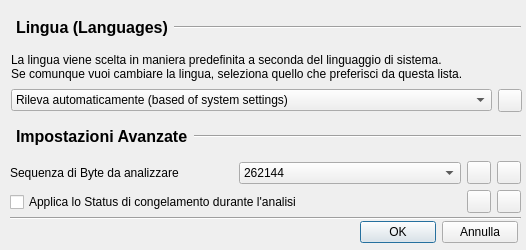
The window that settingpage.ui (D-25/openChecksum) describes before a commit, drawn with Qt 5.
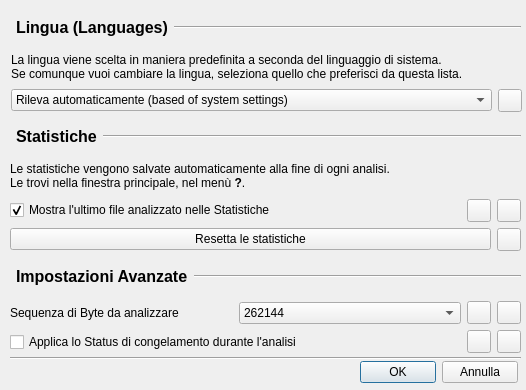
The same window after the commit. Icons and pictures are not drawn.

Commit message: Added Statistics and Application Information

Patch:
```diff
--- a/settingpage.ui
+++ b/settingpage.ui
@@ -7,19 +7,19 @@
     <x>0</x>
     <y>0</y>
     <width>526</width>
-    <height>250</height>
+    <height>390</height>
    </rect>
   </property>
   <property name="minimumSize">
    <size>
     <width>526</width>
-    <height>250</height>
+    <height>390</height>
    </size>
   </property>
   <property name="maximumSize">
    <size>
     <width>526</width>
-    <height>250</height>
+    <height>390</height>
    </size>
   </property>
   <property name="windowTitle">
@@ -83,7 +83,7 @@
    <property name="geometry">
     <rect>
      <x>10</x>
-     <y>120</y>
+     <y>260</y>
      <width>511</width>
      <height>34</height>
     </rect>
@@ -128,7 +128,7 @@
    <property name="geometry">
     <rect>
      <x>10</x>
-     <y>160</y>
+     <y>300</y>
      <width>511</width>
      <height>26</height>
     </rect>
@@ -257,7 +257,7 @@
    <property name="geometry">
     <rect>
      <x>10</x>
-     <y>190</y>
+     <y>330</y>
      <width>511</width>
      <height>24</height>
     </rect>
@@ -307,7 +307,7 @@
    <property name="geometry">
     <rect>
      <x>360</x>
-     <y>220</y>
+     <y>360</y>
      <width>158</width>
      <height>25</height>
     </rect>
@@ -333,7 +333,7 @@
    <property name="geometry">
     <rect>
      <x>10</x>
-     <y>210</y>
+     <y>350</y>
      <width>511</width>
      <height>16</height>
     </rect>
@@ -416,6 +416,125 @@
     </item>
    </layout>
   </widget>
+  <widget class="QWidget" name="">
+   <property name="geometry">
+    <rect>
+     <x>10</x>
+     <y>120</y>
+     <width>511</width>
+     <height>34</height>
+    </rect>
+   </property>
+   <layout class="QHBoxLayout" name="horizontalLayout_7">
+    <item>
+     <widget class="QLabel" name="sIcon_Statistics">
+      <property name="sizePolicy">
+       <sizepolicy hsizetype="Maximum" vsizetype="Preferred">
+        <horstretch>0</horstretch>
+        <verstretch>0</verstretch>
+       </sizepolicy>
+      </property>
+      <property name="text">
+       <string>&lt;html&gt;&lt;head/&gt;&lt;body&gt;&lt;p&gt;&lt;img src=&quot;:/icons/settings_statistics&quot;/&gt;&lt;/p&gt;&lt;/body&gt;&lt;/html&gt;</string>
+      </property>
+     </widget>
+    </item>
+    <item>
+     <widget class="QLabel" name="sLabel_Statistics">
+      <property name="sizePolicy">
+       <sizepolicy hsizetype="Maximum" vsizetype="Preferred">
+        <horstretch>0</horstretch>
+        <verstretch>0</verstretch>
+       </sizepolicy>
+      </property>
+      <property name="text">
+       <string>&lt;html&gt;&lt;head/&gt;&lt;body&gt;&lt;p&gt;&lt;span style=&quot; font-size:12pt; font-weight:600;&quot;&gt;Statistiche&lt;/span&gt;&lt;/p&gt;&lt;/body&gt;&lt;/html&gt;</string>
+      </property>
+     </widget>
+    </item>
+    <item>
+     <widget class="Line" name="sLI_Statistics">
+      <property name="orientation">
+       <enum>Qt::Horizontal</enum>
+      </property>
+     </widget>
+    </item>
+   </layout>
+  </widget>
+  <widget class="QWidget" name="">
+   <property name="geometry">
+    <rect>
+     <x>10</x>
+     <y>160</y>
+     <width>511</width>
+     <height>91</height>
+    </rect>
+   </property>
+   <layout class="QVBoxLayout" name="verticalLayout_2">
+    <item>
+     <widget class="QLabel" name="sInfo_Statistics">
+      <property name="text">
+       <string>&lt;html&gt;&lt;head/&gt;&lt;body&gt;&lt;p&gt;Le statistiche vengono salvate automaticamente alla fine di ogni analisi.&lt;br/&gt;Le trovi nella finestra principale, nel menù &lt;span style=&quot; font-weight:600;&quot;&gt;?&lt;/span&gt;.&lt;/p&gt;&lt;/body&gt;&lt;/html&gt;</string>
+      </property>
+      <property name="wordWrap">
+       <bool>true</bool>
+      </property>
+     </widget>
+    </item>
+    <item>
+     <layout class="QHBoxLayout" name="horizontalLayout_8">
+      <item>
+       <widget class="QCheckBox" name="check_saveLastFile">
+        <property name="text">
+         <string>Mostra l'ultimo file analizzato nelle Statistiche</string>
+        </property>
+        <property name="checked">
+         <bool>true</bool>
+        </property>
+       </widget>
+      </item>
+      <item>
+       <widget class="QToolButton" name="showInfo_saveLastFile">
+        <property name="text">
+         <string/>
+        </property>
+        <property name="icon">
+         <iconset resource="icons.qrc">
+          <normaloff>:/icons/info</normaloff>:/icons/info</iconset>
+        </property>
+       </widget>
+      </item>
+      <item>
+       <widget class="QToolButton" name="reset_SaveLastFile">
+        <property name="icon">
+         <iconset resource="icons.qrc">
+          <normaloff>:/icons/reset</normaloff>:/icons/reset</iconset>
+        </property>
+       </widget>
+      </item>
+     </layout>
+    </item>
+    <item>
+     <layout class="QHBoxLayout" name="horizontalLayout_9">
+      <item>
+       <widget class="QPushButton" name="button_resetStatistics">
+        <property name="text">
+         <string>Resetta le statistiche</string>
+        </property>
+       </widget>
+      </item>
+      <item>
+       <widget class="QToolButton" name="showInfo_resetStatistics">
+        <property name="icon">
+         <iconset resource="icons.qrc">
+          <normaloff>:/icons/info</normaloff>:/icons/info</iconset>
+        </property>
+       </widget>
+      </item>
+     </layout>
+    </item>
+   </layout>
+  </widget>
  </widget>
  <resources>
   <include location="icons.qrc"/>
```
Left out of the diff: 2 changed lines with no effect on the pictures. The commit also changes 7 other files.
